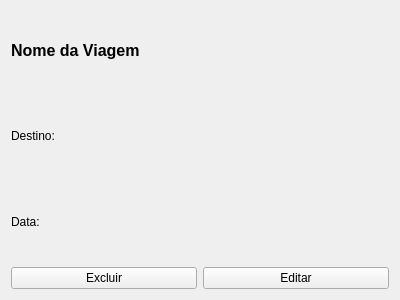
This is itemviagemwidget.ui in daiogocrs/MotoPlanner as Qt 5 draws it before an edit. The edited form follows.
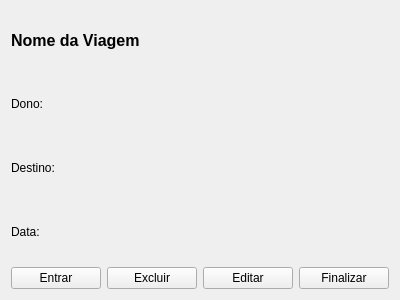
This is the edited form.

Patch:
```diff
--- a/itemviagemwidget.ui
+++ b/itemviagemwidget.ui
@@ -27,6 +27,13 @@
      </property>
     </widget>
    </item>
+   <item>
+    <widget class="QLabel" name="lblDono">
+     <property name="text">
+      <string>Dono:</string>
+     </property>
+    </widget>
+   </item>
    <item>
     <widget class="QLabel" name="lblDestino">
      <property name="text">
@@ -43,6 +50,13 @@
    </item>
    <item>
     <layout class="QHBoxLayout" name="horizontalLayout">
+     <item>
+      <widget class="QPushButton" name="btnEntrar">
+       <property name="text">
+        <string>Entrar</string>
+       </property>
+      </widget>
+     </item>
      <item>
       <widget class="QPushButton" name="btnExcluir">
        <property name="text">
@@ -57,6 +71,13 @@
        </property>
       </widget>
      </item>
+     <item>
+      <widget class="QPushButton" name="btnFinalizar">
+       <property name="text">
+        <string>Finalizar</string>
+       </property>
+      </widget>
+     </item>
     </layout>
    </item>
   </layout>
```
